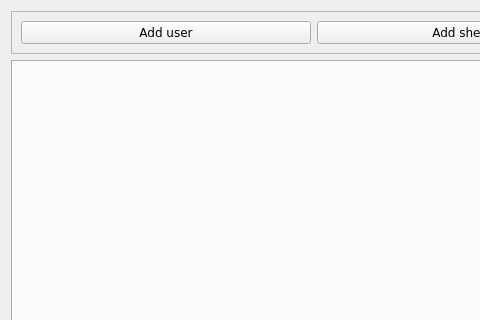
Old version of the form resources/workbook.ui in the repository lesca-research/piccel; both pictures show x 0 to 480 and y 0 to 320 of the 925 by 663 pixel window.
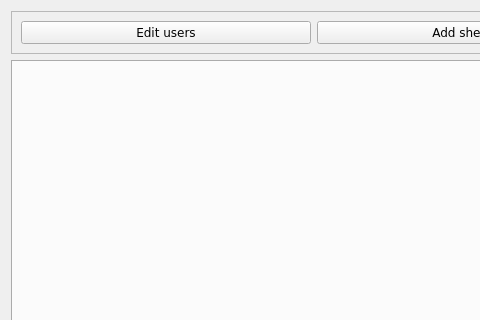
New version of the form.

Commit message: Default view raw to full. Users no longer stored json but in sheet __users__. Disable user role checking in linked workbooks for now. Add UsersEditorDialog UsersEditWidget, to deprecate. Sheet plugin is always set via code string (object not allowed).Sheet and WorkBook constructors no longer write default data if none found. Add dedicated WorkBook static method to create a workbook from scratch. Switch to version 0.6.

```diff
--- a/resources/workbook.ui
+++ b/resources/workbook.ui
@@ -31,7 +31,7 @@
       <item>
        <widget class="QPushButton" name="add_user_button">
         <property name="text">
-         <string>Add user</string>
+         <string>Edit users</string>
         </property>
        </widget>
       </item>
```
Left out of the diff: 2 changed lines with no effect on the pictures. The commit also changes 5 other files.
